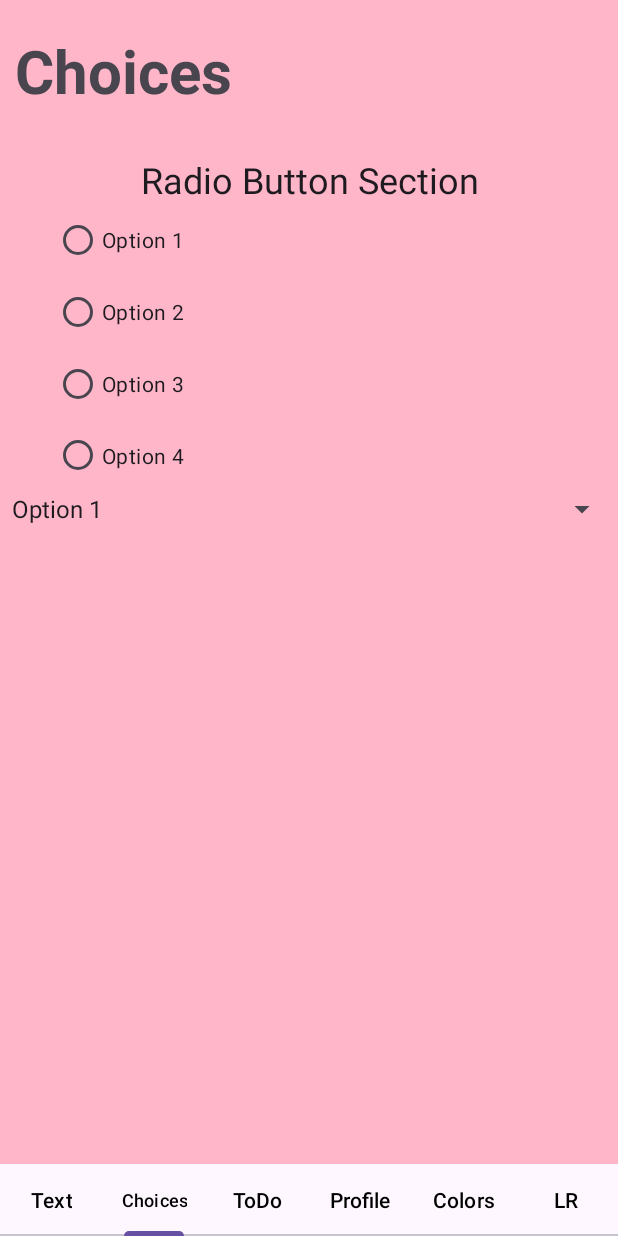
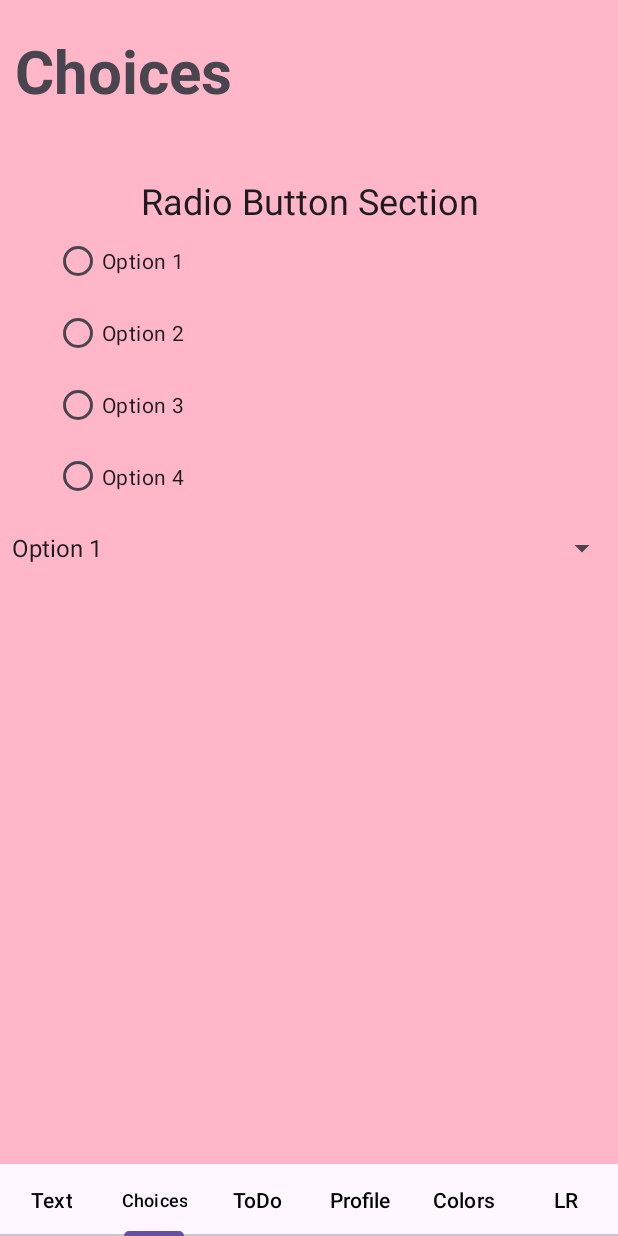
Before and after one commit to dinhner7/testing, an Android app: the screen it shows after launch (MainActivity), item 2 of the bottom bar chosen, on a phone screen of 412 x 824 dp. Run offline under Robolectric (Android 15) with nearby library versions, the phone set to English and light mode, and no system bars.

Commit message:
dropdown woohoo

```diff
--- a/app/src/main/res/layout/fragment_tab2.xml
+++ b/app/src/main/res/layout/fragment_tab2.xml
@@ -37,7 +37,7 @@
         android:layout_width="334dp"
         android:layout_height="191dp"
         android:layout_marginStart="36dp"
-        android:layout_marginTop="136dp"
+        android:layout_marginTop="150dp"
         app:layout_constraintStart_toStartOf="parent"
         app:layout_constraintTop_toTopOf="parent">
 
@@ -68,7 +68,7 @@
     <Spinner
         android:id="@+id/Dropdown"
         android:layout_width="match_parent"
-        android:layout_height="wrap_content"
+        android:layout_height="48dp"
         app:layout_constraintTop_toBottomOf="@id/radioGroup3"
         >
 
```
